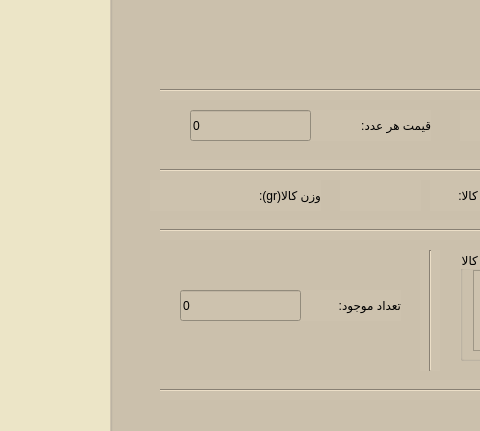
This is Project_Ap/storecustomer.ui in AP-projects-4001/metagoofill as Qt 5 draws it before an edit; both pictures show x 270 to 750 and y 150 to 581 of the 1430 by 830 pixel window. The edited form follows.
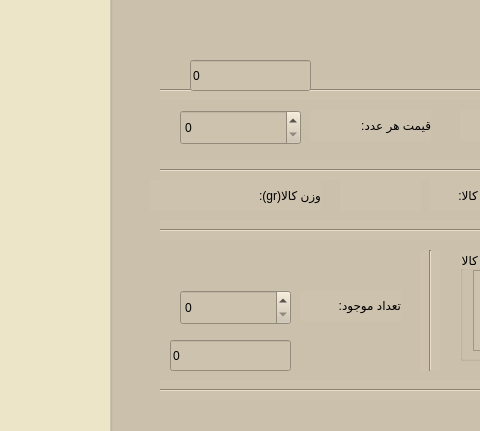
This is the edited form.

Patch:
```diff
--- a/Project_Ap/storecustomer.ui
+++ b/Project_Ap/storecustomer.ui
@@ -343,7 +343,7 @@
     <property name="geometry">
      <rect>
       <x>80</x>
-      <y>150</y>
+      <y>100</y>
       <width>121</width>
       <height>31</height>
      </rect>
@@ -358,8 +358,8 @@
    <widget class="QLineEdit" name="lineEdit_available">
     <property name="geometry">
      <rect>
-      <x>70</x>
-      <y>330</y>
+      <x>60</x>
+      <y>380</y>
       <width>121</width>
       <height>31</height>
      </rect>
@@ -526,6 +526,26 @@
      <string>&gt;&gt;</string>
     </property>
    </widget>
+   <widget class="QSpinBox" name="spinBox">
+    <property name="geometry">
+     <rect>
+      <x>70</x>
+      <y>150</y>
+      <width>121</width>
+      <height>35</height>
+     </rect>
+    </property>
+   </widget>
+   <widget class="QSpinBox" name="spinBox_2">
+    <property name="geometry">
+     <rect>
+      <x>70</x>
+      <y>330</y>
+      <width>111</width>
+      <height>35</height>
+     </rect>
+    </property>
+   </widget>
   </widget>
   <widget class="QLabel" name="label_number">
    <property name="geometry">
```
